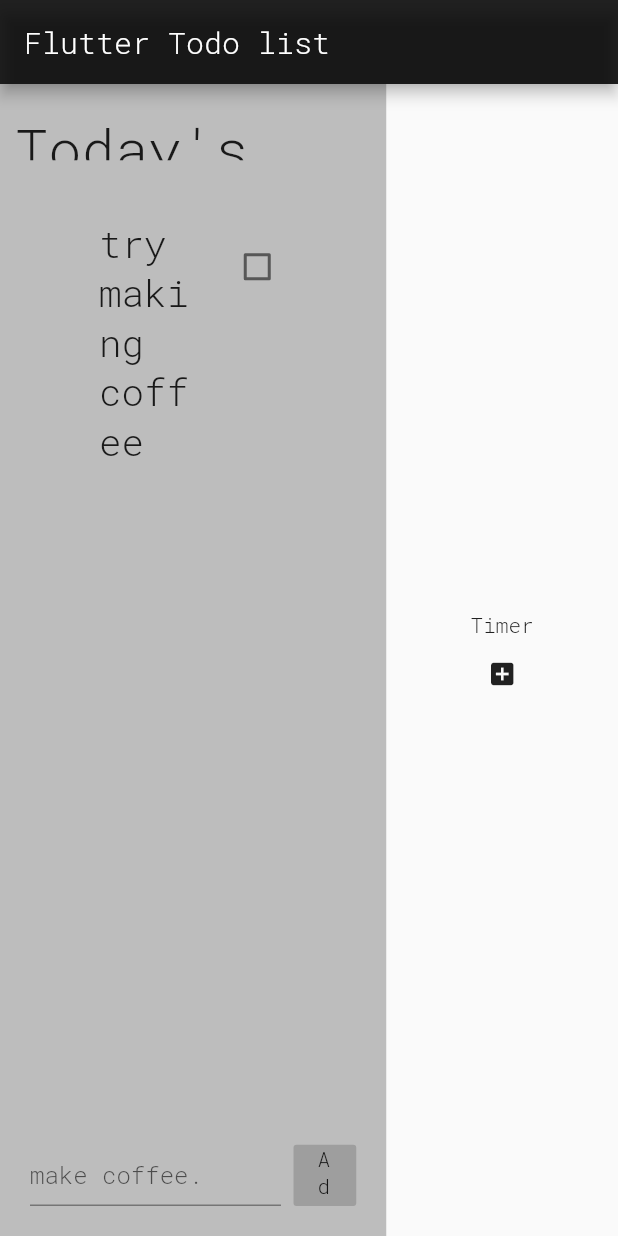
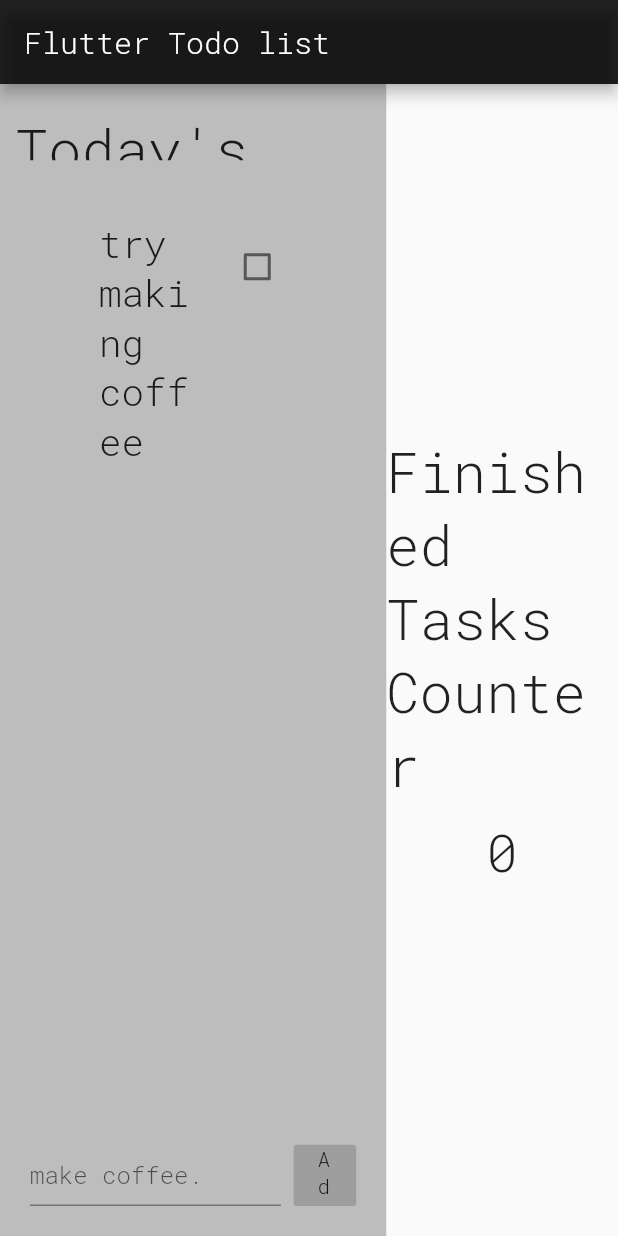
Before and after one commit to tabe0000/flutter_todo_list_for_web, a Flutter app: the screen it shows after launch, on a phone screen of 412 x 824 dp. Run offline on Flutter 3.47's test engine with Material 2 defaults, Android fonts, the phone set to English and light mode, and no system bars; our stand-ins replace timer_builder; missing offline and left inert: flutter_picker; Roboto replaces fonts that are missing (Sawarabi).

Commit message:
added valueLitnableNotifier

```diff
--- a/lib/main.dart
+++ b/lib/main.dart
@@ -2,8 +2,9 @@ import 'package:flutter/material.dart';
 import 'package:timer_builder/timer_builder.dart';
 import 'package:flutter_picker/flutter_picker.dart';
 import 'dart:convert';
-import 'PickerData.dart';
 import 'package:flutter/src/material/dialog.dart' as Dialog;
+
+final ValueNotifier<int> counter = ValueNotifier<int>(0);
 
 void main() => runApp(MyApp());
 
@@ -13,7 +14,7 @@ class MyApp extends StatelessWidget {
     return MaterialApp(
       debugShowCheckedModeBanner: false,
       title: 'todo_list_for_web',
-      theme: ThemeData(primarySwatch: Colors.grey, fontFamily: "RobotoMono"),
+      theme: ThemeData(primarySwatch: Colors.grey, fontFamily: "Sawarabi"),
       home: RootPage(),
     );
   }
@@ -30,10 +31,12 @@ class _RootPageState extends State<RootPage> {
     return Scaffold(
         appBar: AppBar(
           title: Text("Flutter Todo list",
-              style: TextStyle(color: Colors.white, fontFamily: "RobotoMono")),
+              style: TextStyle(color: Colors.white, fontFamily: "Roboto")),
           backgroundColor: Colors.black87,
         ),
-        body: Row(
+        body: ValueListenableBuilder(
+          builder: (BuildContext context, int value, Widget child) {
+            return Row(
               children: <Widget>[
                 Expanded(
                   flex: 5,
@@ -51,6 +54,9 @@ class _RootPageState extends State<RootPage> {
                   ),
                 )
               ],
+            );
+          },
+          valueListenable: counter,
         ));
   }
 }
@@ -78,6 +84,7 @@ class _TaskListAreaState extends State<TaskListArea> {
     setState(() {
       tempMap = tasks[id];
       tempMap["value"] = !tempMap["value"];
+      tempMap["value"] ? counter.value += 1 : counter.value -= 1;
     });
   }
 
@@ -103,6 +110,7 @@ class _TaskListAreaState extends State<TaskListArea> {
                   "Today's tasks.",
                   style: TextStyle(
                     fontSize: 37.0,
+                    fontFamily: "Roboto",
                   ),
                   textAlign: TextAlign.start,
                 )),
@@ -115,8 +123,6 @@ class _TaskListAreaState extends State<TaskListArea> {
                   padding:
                       EdgeInsets.symmetric(horizontal: 50.0, vertical: 5.0),
                   itemCount: tasks.length,
-
-
                   itemBuilder: (BuildContext context, int index) {
                     final task = tasks[index];
                     return CheckboxListTile(
@@ -151,7 +157,8 @@ class _TaskListAreaState extends State<TaskListArea> {
                               decoration: InputDecoration(
                                   hintText: "make coffee.",
                                   border: UnderlineInputBorder(
-                                    borderSide: BorderSide(color: Colors.black26),
+                                    borderSide:
+                                        BorderSide(color: Colors.black26),
                                   )),
                             )),
                         Expanded(
@@ -187,12 +194,22 @@ class _InfoWindowsState extends State<InfoWindows> {
       mainAxisAlignment: MainAxisAlignment.center,
       crossAxisAlignment: CrossAxisAlignment.center,
       children: <Widget>[
-        Text("Timer"),
-        IconButton(
-          icon: Icon(Icons.add_box),
-          iconSize: 20.0,
-          color: Colors.black87,
-          onPressed: () {},
+        Text(
+          "Finished Tasks Counter",
+          style: TextStyle(
+            fontSize: 37.0,
+            fontFamily: "Roboto"
+          )
+        ),
+        SizedBox(
+          height: 10.0,
+        ),
+        Text(
+          counter.value.toString(),
+          style: TextStyle(
+            fontSize: 35.0,
+            fontFamily: "Roboto"
+          )
         )
       ],
     );
--- a/pubspec.yaml
+++ b/pubspec.yaml
@@ -75,7 +75,9 @@ flutter:
   # For details regarding fonts from package dependencies,
   # see https://flutter.dev/custom-fonts/#from-packages
   fonts:
-    - family: RobotoMono
+    - family: Sawarabi
       fonts:
-        - asset: fonts/Roboto_Mono/RobotoMono-Bold.ttf
+        - asset: fonts/SawarabiGothic-Regular.ttf
+    - family: Roboto
+      fonts:
         - asset: fonts/Roboto_Mono/RobotoMono-Light.ttf
```
Also changed, not shown: lib/PickerData.dart (deleted, +0 -22 lines), 1 other file. Lines whose indentation alone changed are shown as unchanged.
